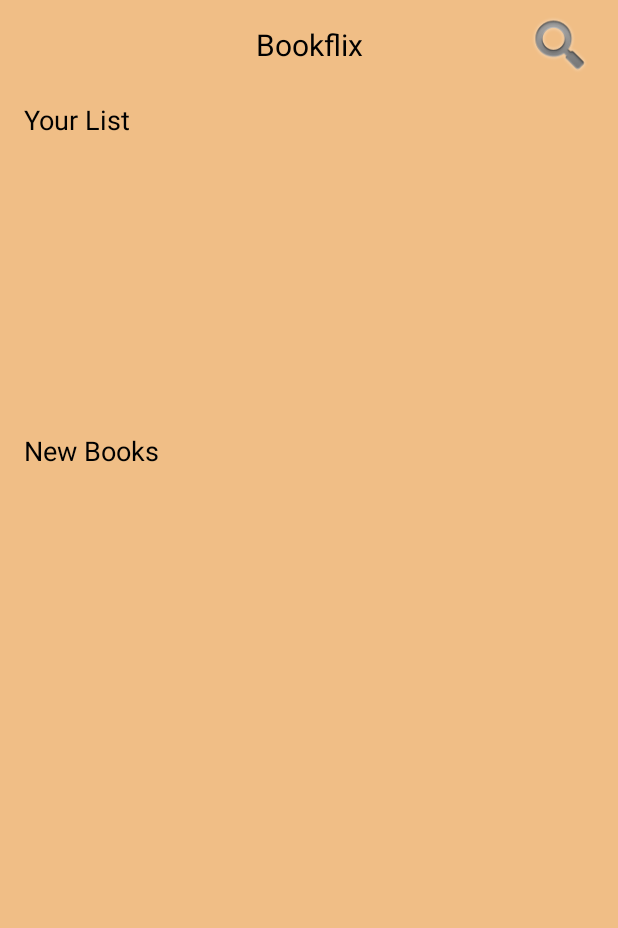
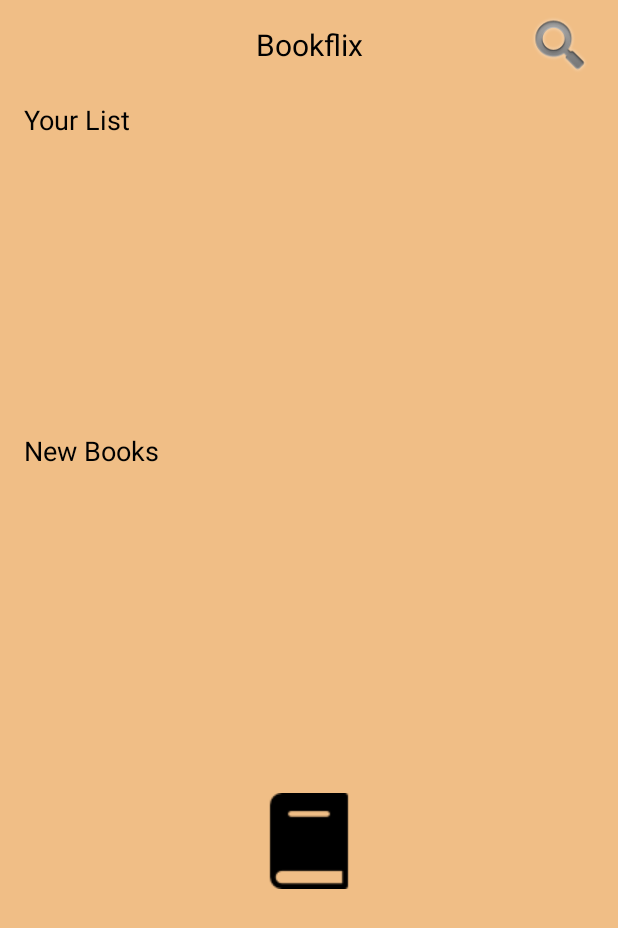
Before and after one commit to DigitalMaestro89/BooksProjects, an Android app: the screen it shows after launch (BookListActivity), on a phone screen of 412 x 824 dp. Shown: the top 928 px of the screen. Run offline under Robolectric (Android 15) with nearby library versions, the phone set to English and light mode, and no system bars; our stand-ins replace Room's generated code.

Commit message:
[Book-20] : test retrImage

```diff
--- a/app/src/main/java/es/usj/booksprojects/activity/BookListActivity.java
+++ b/app/src/main/java/es/usj/booksprojects/activity/BookListActivity.java
@@ -1,7 +1,9 @@
 package es.usj.booksprojects.activity;
 
+import android.graphics.Bitmap;
 import android.os.Bundle;
 import android.util.Log;
+import android.widget.ImageView;
 
 import androidx.appcompat.app.AppCompatActivity;
 import androidx.recyclerview.widget.LinearLayoutManager;
@@ -13,19 +15,38 @@ import java.util.List;
 import es.usj.booksprojects.R;
 import es.usj.booksprojects.adapters.BookListAdapter;
 import es.usj.booksprojects.data.BookData;
+import es.usj.booksprojects.data.ImageData;
 import es.usj.booksprojects.model.Book;
 import es.usj.booksprojects.serverOperations.GetRequest;
 import es.usj.booksprojects.serverOperations.callback.BookGetRequestCallback;
+import es.usj.booksprojects.serverOperations.callback.ImageBookGetRequestCallback;
+import okhttp3.ResponseBody;
+import retrofit2.Call;
 
 public class BookListActivity extends AppCompatActivity {
 
     private RecyclerView rvYourList;
     private RecyclerView rvNewBooks;
     private int cardViewId = R.layout.view_book_card;
+
+    private ImageView imageViewTest;
     private BookListAdapter adapter;
+
+
 
     @Override
     protected void onCreate(Bundle savedInstanceState) {
+
+        Log.d("BookListActivity", "onCreate() : Avant l'appel à retrBooks()");
+
+        Book bookTest = new Book();
+        List<String> isbnTestList = new ArrayList<>();
+        //isbnTestList.add("sdfgh");
+        isbnTestList.add("9788372780119");
+        //isbnTestList.add("571921");
+        bookTest.setIsbnList(isbnTestList);
+        bookTest.setPrincipalIsbn("9788372780119");
+
         super.onCreate(savedInstanceState);
         setContentView(R.layout.activity_book_list);
 
@@ -37,6 +58,7 @@ public class BookListActivity extends AppCompatActivity {
         getRequest.retrBooks("maths", new BookGetRequestCallback() {
             @Override
             public void onSuccess(List<Book> books) {
+                Log.d("BookListActivity", "onSuccess() : Livres récupérés avec succès");
                 Log.e("Taille books", Integer.toString(books.size()));
 
                 BookData.getInstance().setBooks(books);
@@ -50,10 +72,30 @@ public class BookListActivity extends AppCompatActivity {
 
             @Override
             public void onFailure(Throwable t) {
-                // Gérer l'échec
                 Log.e("Request Failure", t.getMessage());
             }
         });
+
+        imageViewTest = findViewById(R.id.imageViewTest);
+
+        GetRequest getRequest2 = new GetRequest();
+        getRequest2.retrBookImage(bookTest, new ImageBookGetRequestCallback() {
+
+            @Override
+            public void onSuccess() {
+                Log.e("GetImage","onSuccess");
+                // Une fois que l'image est récupérée avec succès, vous pouvez l'afficher dans imageViewTest
+                Bitmap imageBitmap = ImageData.getInstance().getImage(bookTest.getPrincipalIsbn()); // Récupérer l'image associée au principal ISBN
+                if (imageBitmap != null) {
+                    runOnUiThread(() -> {
+                        // Mettre à jour l'imageView avec l'image récupérée
+                        imageViewTest.setImageBitmap(imageBitmap);
+                    });
+                }
+            }
+
+        });
+
     }
 
 }
--- a/app/src/main/java/es/usj/booksprojects/model/Book.java
+++ b/app/src/main/java/es/usj/booksprojects/model/Book.java
@@ -12,6 +12,9 @@ public class Book {
         private int id;
 
         private String title;
+
+        private String principalIsbn;
+
         private List<String> isbnList;
 
     private List<Integer> genres;
@@ -38,7 +41,11 @@ public class Book {
                 return title;
         }
 
-        public int getAuthor() {
+    public String getPrincipalIsbn() {
+        return principalIsbn;
+    }
+
+    public int getAuthor() {
                 return author;
         }
 
@@ -62,7 +69,11 @@ public class Book {
                 this.author = author;
         }
 
-        public void setGenres(List<Integer> genres) {
+    public void setPrincipalIsbn(String principalIsbn) {
+        this.principalIsbn = principalIsbn;
+    }
+
+    public void setGenres(List<Integer> genres) {
                 this.genres = genres;
         }
 
@@ -71,6 +82,7 @@ public class Book {
         return "Book{" +
                 "id=" + id +
                 ", title='" + title + '\'' +
+                ", principalIsbn='" + principalIsbn + '\'' +
                 ", genres=" + genres +
                 ", author=" + author +
                 '}';
--- a/app/src/main/res/layout/activity_book_list.xml
+++ b/app/src/main/res/layout/activity_book_list.xml
@@ -6,18 +6,6 @@
     android:layout_height="match_parent"
     android:background=" #F0BE86 "
     tools:context=".activity.BookListActivity">
-
-    <androidx.recyclerview.widget.RecyclerView
-        android:id="@+id/rvBooks"
-        android:layout_width="373dp"
-        android:layout_height="286dp"
-        android:layout_marginTop="24dp"
-        android:layout_marginBottom="16dp"
-        app:layout_constraintBottom_toBottomOf="parent"
-        app:layout_constraintEnd_toEndOf="parent"
-        app:layout_constraintHorizontal_bias="0.421"
-        app:layout_constraintStart_toStartOf="parent"
-        app:layout_constraintTop_toBottomOf="@+id/rvNewBooks" />
 
     <TextView
         android:id="@+id/tvTitleApp"
@@ -86,4 +74,14 @@
         app:layout_constraintEnd_toEndOf="parent"
         app:layout_constraintTop_toTopOf="parent"
         app:srcCompat="@android:drawable/ic_search_category_default" />
+
+    <ImageView
+        android:id="@+id/imageViewTest"
+        android:layout_width="wrap_content"
+        android:layout_height="wrap_content"
+        android:layout_marginTop="52dp"
+        app:layout_constraintEnd_toEndOf="parent"
+        app:layout_constraintStart_toStartOf="parent"
+        app:layout_constraintTop_toBottomOf="@+id/rvNewBooks"
+        app:srcCompat="@drawable/book" />
 </androidx.constraintlayout.widget.ConstraintLayout>
```
Also changed, not shown: app/src/main/java/es/usj/booksprojects/mocks/BookMockData.java (+0 -25 lines), app/src/main/java/es/usj/booksprojects/serverOperations/GetRequest.java (+53 -4 lines), app/src/main/java/es/usj/booksprojects/serverOperations/callback/ImageBookGetRequestCallback.java (+7 -1 lines), 1 other file.
